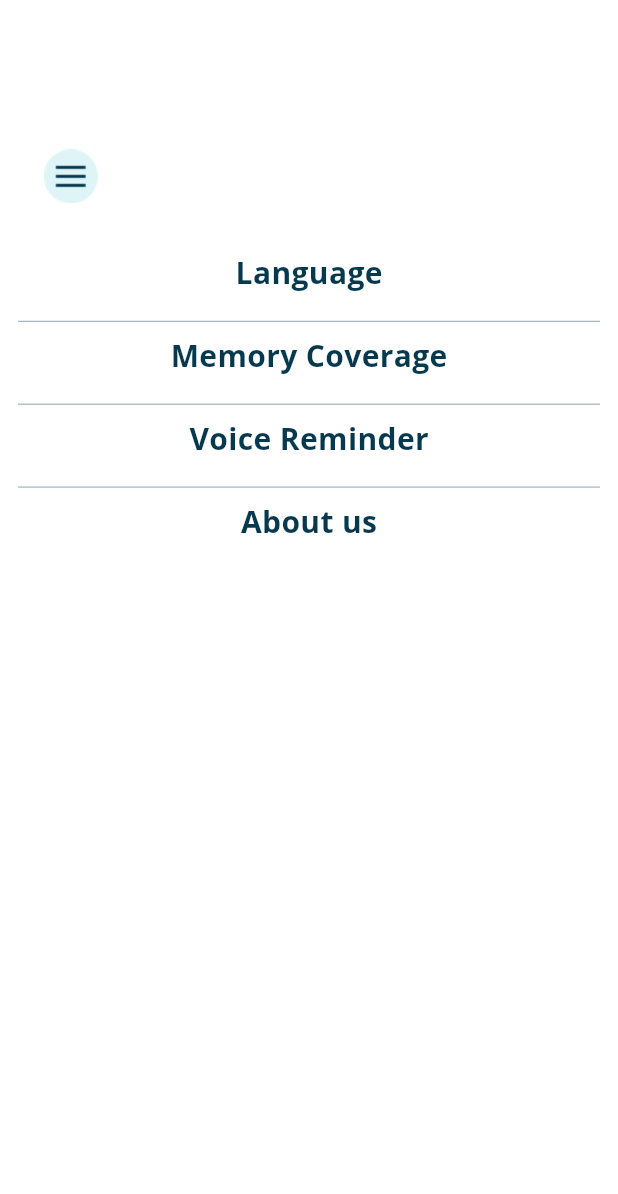
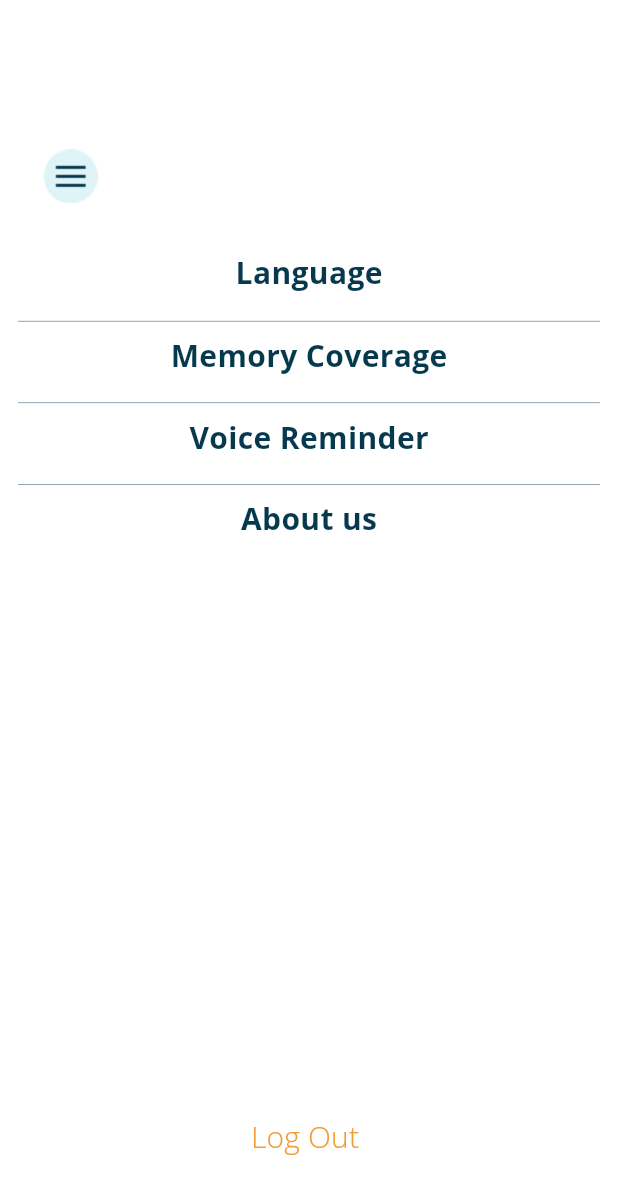
Before and after one commit to Mohamed-lalah/rafik, a Flutter app: the screen it shows after launch, on a phone screen of 412 x 824 dp. Shown: the top 1194 px of the screen. Run offline on Flutter 3.47's test engine with Material 3 defaults, Android fonts, the phone set to English and light mode, and no system bars; our stand-ins replace google_fonts.

Commit message:
Language screen design finished

```diff
--- a/lib/main.dart
+++ b/lib/main.dart
@@ -1,5 +1,6 @@
 import 'package:flutter/material.dart';
 import 'package:rafik/ui/screens/home_screen.dart';
+import 'package:rafik/ui/screens/languages_screen.dart';
 import 'package:rafik/ui/screens/login_screeen.dart';
 import 'package:rafik/ui/screens/memory_screen.dart';
 import 'package:rafik/ui/screens/record_screeen.dart';
@@ -30,7 +31,9 @@ class MyApp extends StatelessWidget {
        SubscribeBlan.routeName: (_)=>SubscribeBlan(),
        VoiceScreen.routeName: (_)=>VoiceScreen(),
        RecordScreen.routeName: (_)=>RecordScreen(),
+       LanguageScreen.routeName: (_)=>LanguageScreen(),
        ListWidget.routeName: (_)=>ListWidget(),
+
 
 
 
--- a/lib/ui/utlities/app_theme.dart
+++ b/lib/ui/utlities/app_theme.dart
@@ -113,6 +113,13 @@ abstract class AppTheme {
           color:    AppColors.subscribeColor)
   );
 
+  static TextStyle languageStyle = GoogleFonts.openSans(
+      textStyle: const TextStyle(fontSize: 15,
+          fontWeight: FontWeight.w400,
+          color:    AppColors.login_Info_Color)
+  );
+
+
 
 
 
--- a/lib/ui/widgets/list_widget.dart
+++ b/lib/ui/widgets/list_widget.dart
@@ -1,5 +1,6 @@
 import 'package:flutter/cupertino.dart';
 import 'package:flutter/material.dart';
+import 'package:rafik/ui/screens/languages_screen.dart';
 
 import '../utlities/app_colors.dart';
 import '../utlities/app_theme.dart';
@@ -24,9 +25,14 @@ class ListWidget extends StatelessWidget {
             ),
             SizedBox(height: height*0.02,),
             Center(
-              child: Text("Language",style: AppTheme.memoriesStyle.copyWith(
-               fontSize: 20, color: AppColors.login_Info_Color
-              ),
+              child: GestureDetector(
+                onTap: (){
+                  Navigator.pushNamed(context, LanguageScreen.routeName);
+                },
+                child: Text("Language",style: AppTheme.memoriesStyle.copyWith(
+                 fontSize: 20, color: AppColors.login_Info_Color
+                ),
+                ),
               ),
             ),
             SizedBox(height: height*0.021,),
@@ -43,7 +49,7 @@ class ListWidget extends StatelessWidget {
                 ),),
               ),
             ),
-            SizedBox(height: height*0.021,),
+            SizedBox(height: height*0.02,),
             Divider(
               color: AppColors.login_Info_Color,
               thickness: 0.3,
@@ -57,7 +63,7 @@ class ListWidget extends StatelessWidget {
                 ),),
               ),
             ),
-            SizedBox(height: height*0.021,),
+            SizedBox(height: height*0.02,),
             Divider(
               color: AppColors.login_Info_Color,
               thickness: 0.3,
@@ -71,6 +77,17 @@ class ListWidget extends StatelessWidget {
             ),),
                ),
              ),
+            Spacer(),
+            Center(child: Padding(
+              padding: const EdgeInsets.only(bottom: 30),
+              child: TextButton(
+                onPressed: (){},
+                child: Text("Log Out ",style: AppTheme.minutesStyle.copyWith(
+                  fontSize: 20,
+                  color: AppColors.rectColor
+                ),),
+              ),
+            ))
 
           ],
         ),
```
Also changed, not shown: lib/ui/screens/languages_screen.dart (+81 -2 lines).
